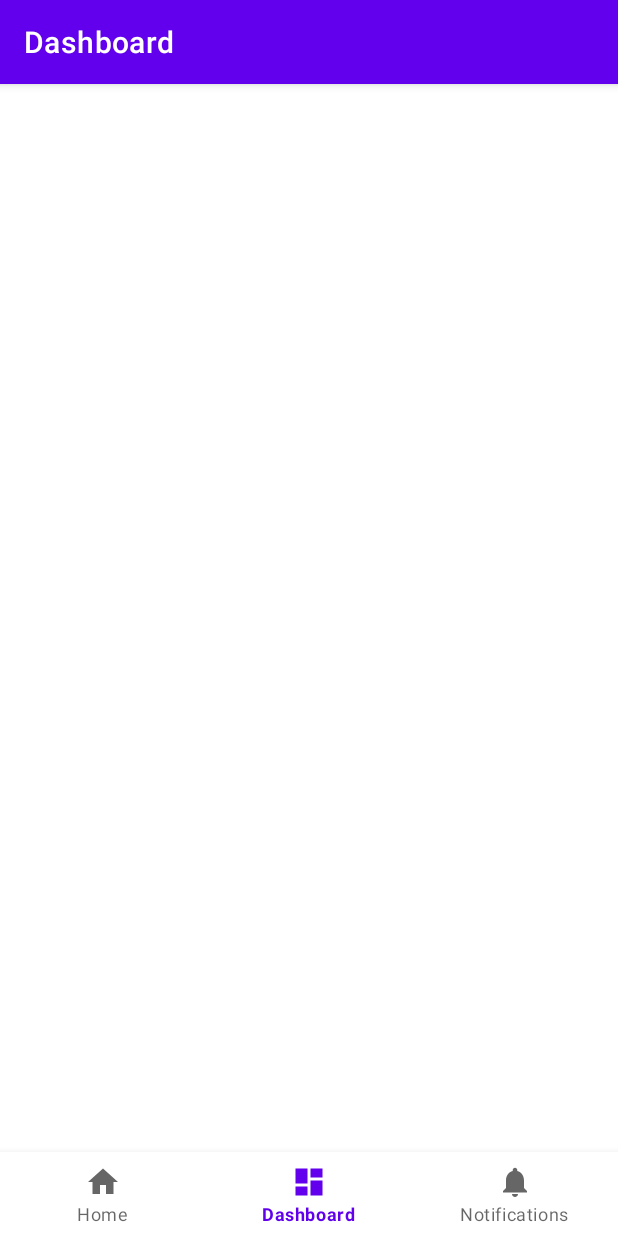
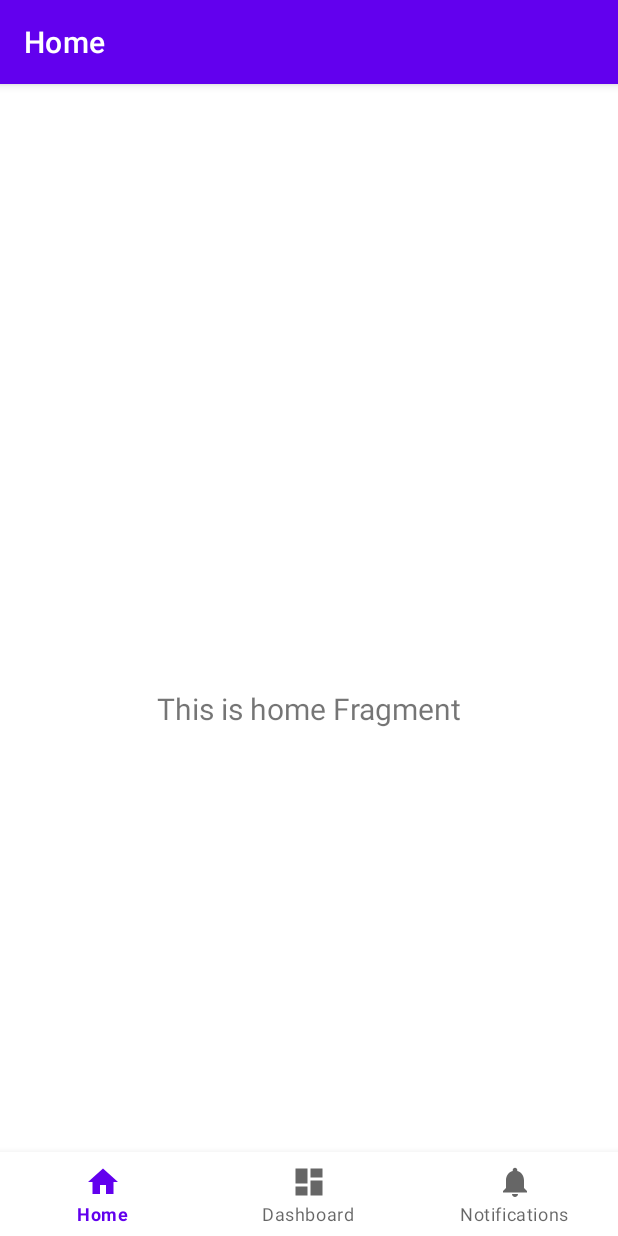
Before and after one commit to rtsketo/surprize-sdk-test, an Android app: the screen it shows after launch (MainActivity), on a phone screen of 412 x 824 dp. Run offline under Robolectric (Android 15) with nearby library versions, the phone set to English and light mode, and no system bars; our stand-ins replace navigation-ui; libraries missing offline, so code that uses them is left out: com.axiomc.sdk; 1 statement that could not run was skipped.

```diff
--- a/app/src/main/java/com/example/bottomnavtest/ui/home/HomeFragment.kt
+++ b/app/src/main/java/com/example/bottomnavtest/ui/home/HomeFragment.kt
@@ -13,8 +13,8 @@ class HomeFragment : Fragment() {
 
   private var _binding: FragmentHomeBinding? = null
 
-  // This property is only valid between onCreateView and
-  // onDestroyView.
+  // This property is only valid between
+  // onCreateView and onDestroyView.
   private val binding get() = _binding!!
 
   override fun onCreateView(
--- a/app/src/main/res/navigation/mobile_navigation.xml
+++ b/app/src/main/res/navigation/mobile_navigation.xml
@@ -3,7 +3,7 @@
   xmlns:app="http://schemas.android.com/apk/res-auto"
   xmlns:tools="http://schemas.android.com/tools"
   android:id="@+id/mobile_navigation"
-  app:startDestination="@+id/navigation_dashboard">
+  app:startDestination="@+id/navigation_home">
 
   <fragment
     android:id="@+id/navigation_home"
--- a/gradle/libs.versions.toml
+++ b/gradle/libs.versions.toml
@@ -12,7 +12,7 @@ lifecycleLivedataKtx = "2.7.0"
 lifecycleViewmodelKtx = "2.7.0"
 navigationFragmentKtx = "2.6.0"
 navigationUiKtx = "2.6.0"
-sdkTest = "0.1.291"
+sdkTest = "0.1.314"
 
 [libraries]
 androidx-core-ktx = { group = "androidx.core", name = "core-ktx", version.ref = "coreKtx" }
```
Also changed, not shown: app/src/main/java/com/example/bottomnavtest/ui/dashboard/DashboardFragment.kt (+5 -2 lines).
